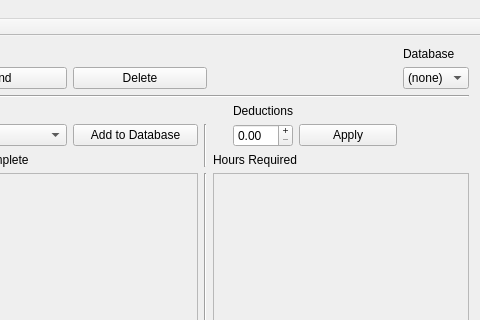
Qt form mainwindow.ui (sam-mcanelly/homecoming_timer) before a commit; both pictures show x 700 to 1180 and y 0 to 320 of the 1180 by 676 pixel window.
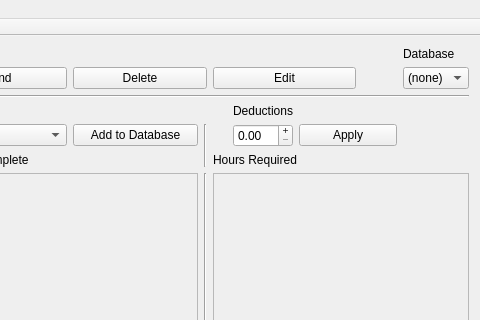
The same form after that commit.

Diff of the .ui file:
```diff
--- a/mainwindow.ui
+++ b/mainwindow.ui
@@ -403,6 +403,13 @@
       </property>
      </widget>
     </item>
+    <item row="1" column="10" colspan="3">
+     <widget class="QPushButton" name="btn_manual_edit">
+      <property name="text">
+       <string>Edit</string>
+      </property>
+     </widget>
+    </item>
    </layout>
   </widget>
   <widget class="QMenuBar" name="menuBar">
```
